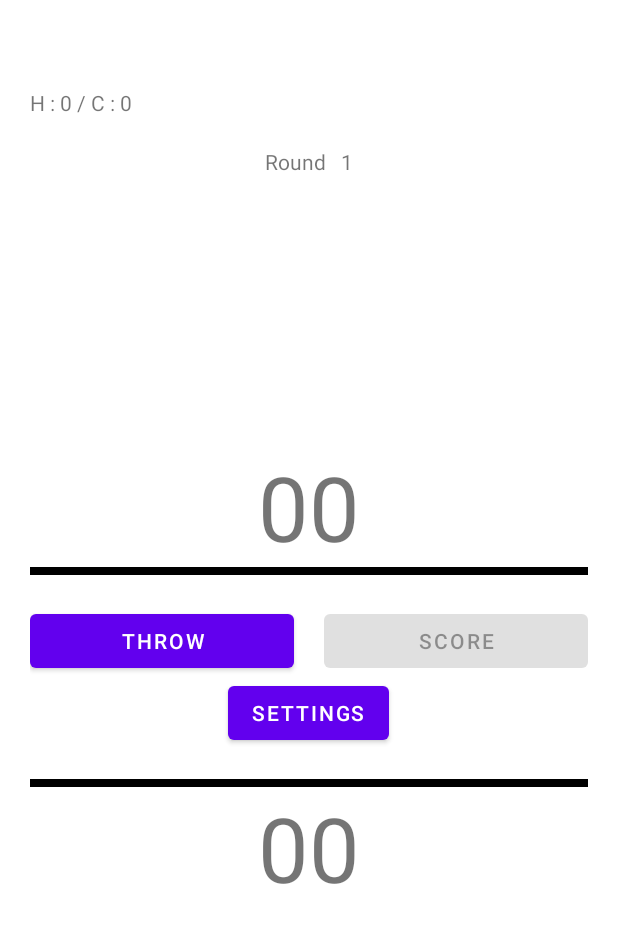
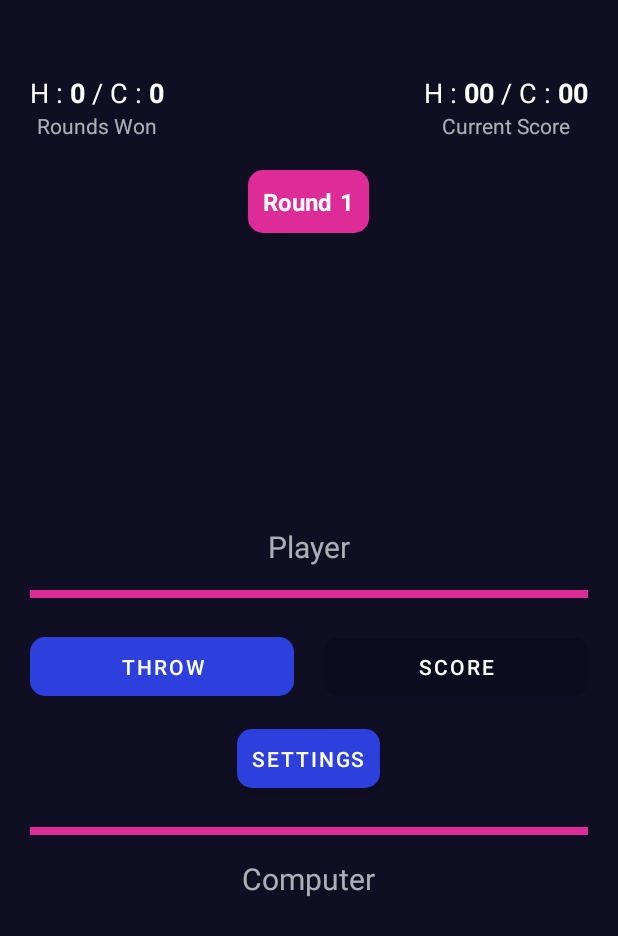
Before and after one commit to dnadawa/DiceDash, an Android app: the GameActivity screen opened directly, with no data from a screen before it, on a phone screen of 412 x 824 dp. Shown: the top 936 px of the screen. Run offline under Robolectric (Android 15) with nearby library versions, the phone set to English and light mode, and no system bars; pictures from the network do not load.

Commit message:
Finish ui on game screen

```diff
--- a/app/src/main/java/com/w1866973/diceroller/GameActivity.kt
+++ b/app/src/main/java/com/w1866973/diceroller/GameActivity.kt
@@ -327,7 +327,7 @@ class GameActivity : AppCompatActivity() {
     private fun changeDieColor(imageView: ImageView) {
         if (imageView.isSelected) {
             imageView.setColorFilter(
-                ContextCompat.getColor(this, R.color.purple_700),
+                ContextCompat.getColor(this, R.color.primary),
                 android.graphics.PorterDuff.Mode.ADD
             )
         } else {
--- /dev/null
+++ b/app/src/main/res/drawable/rounded_secondary.xml
@@ -0,0 +1,5 @@
+<?xml version="1.0" encoding="UTF-8"?>
+<shape xmlns:android="http://schemas.android.com/apk/res/android">
+    <solid android:color="@color/secondary"/>
+    <corners android:radius="10dp"/>
+</shape>
--- a/app/src/main/res/layout/activity_game.xml
+++ b/app/src/main/res/layout/activity_game.xml
@@ -6,177 +6,162 @@
     android:layout_height="match_parent"
     android:gravity="center"
     android:orientation="vertical"
+    android:background="@color/background"
     tools:context=".GameActivity">
+
+    <LinearLayout
+        android:layout_width="match_parent"
+        android:layout_height="wrap_content"
+        android:layout_marginStart="20dp"
+        android:layout_marginEnd="20dp"
+        android:orientation="horizontal">
+
+        <LinearLayout
+            android:layout_width="wrap_content"
+            android:layout_height="wrap_content"
+            android:gravity="center_horizontal"
+            android:orientation="vertical">
+
+            <LinearLayout
+                android:layout_width="wrap_content"
+                android:layout_height="wrap_content"
+                android:orientation="horizontal">
+
+                <TextView
+                    android:id="@+id/textView7"
+                    android:layout_width="wrap_content"
+                    android:layout_height="wrap_content"
+                    android:text="H : "
+                    android:textColor="@color/white"
+                    android:textSize="18sp" />
+
+                <TextView
+                    android:id="@+id/lblHumanWins"
+                    android:layout_width="wrap_content"
+                    android:layout_height="wrap_content"
+                    android:text="00"
+                    android:textColor="@color/white"
+                    android:textSize="18sp"
+                    android:textStyle="bold" />
+
+                <TextView
+                    android:id="@+id/textView5"
+                    android:layout_width="wrap_content"
+                    android:layout_height="wrap_content"
+                    android:text=" / C : "
+                    android:textColor="@color/white"
+                    android:textSize="18sp" />
+
+                <TextView
+                    android:id="@+id/lblComputerWins"
+                    android:layout_width="wrap_content"
+                    android:layout_height="wrap_content"
+                    android:text="00"
+                    android:textColor="@color/white"
+                    android:textSize="18sp"
+                    android:textStyle="bold" />
+            </LinearLayout>
+
+            <TextView
+                android:id="@+id/textView"
+                android:layout_width="wrap_content"
+                android:layout_height="wrap_content"
+                android:textSize="14sp"
+                android:textColor="@color/text_transparent"
+                android:text="Rounds Won" />
+
+        </LinearLayout>
+
+        <View
+            android:layout_width="0dp"
+            android:layout_height="0dp"
+            android:layout_weight="1"
+            />
+
+        <LinearLayout
+            android:layout_width="wrap_content"
+            android:layout_height="wrap_content"
+            android:gravity="center_horizontal"
+            android:orientation="vertical">
+
+            <LinearLayout
+                android:layout_width="wrap_content"
+                android:layout_height="wrap_content"
+                android:orientation="horizontal">
+
+                <TextView
+                    android:id="@+id/textView8"
+                    android:layout_width="wrap_content"
+                    android:layout_height="wrap_content"
+                    android:text="H : "
+                    android:textColor="@color/white"
+                    android:textSize="18sp" />
+
+                <TextView
+                    android:id="@+id/lblHumScore"
+                    android:layout_width="wrap_content"
+                    android:layout_height="wrap_content"
+                    android:text="00"
+                    android:textColor="@color/white"
+                    android:textSize="18sp"
+                    android:textStyle="bold" />
+
+                <TextView
+                    android:id="@+id/textView9"
+                    android:layout_width="wrap_content"
+                    android:layout_height="wrap_content"
+                    android:text=" / C : "
+                    android:textColor="@color/white"
+                    android:textSize="18sp" />
+
+                <TextView
+                    android:id="@+id/lblCompScore"
+                    android:layout_width="wrap_content"
+                    android:layout_height="wrap_content"
+                    android:text="00"
+                    android:textColor="@color/white"
+                    android:textSize="18sp"
+                    android:textStyle="bold" />
+            </LinearLayout>
+
+            <TextView
+                android:id="@+id/textView11"
+                android:layout_width="wrap_content"
+                android:layout_height="wrap_content"
+                android:textSize="14sp"
+                android:textColor="@color/text_transparent"
+                android:text="Current Score" />
+
+        </LinearLayout>
+    </LinearLayout>
+
 
     <LinearLayout
         android:layout_width="wrap_content"
         android:layout_height="wrap_content"
-        android:layout_gravity="start|top"
-        android:layout_marginStart="20dp"
-        android:layout_marginBottom="20dp"
-        android:orientation="horizontal">
-
-        <TextView
-            android:id="@+id/textView7"
-            android:layout_width="wrap_content"
-            android:layout_height="wrap_content"
-            android:text="H : " />
-
-        <TextView
-            android:id="@+id/lblHumanWins"
-            android:layout_width="wrap_content"
-            android:layout_height="wrap_content"
-            android:text="10" />
-
-        <TextView
-            android:id="@+id/textView5"
-            android:layout_width="wrap_content"
-            android:layout_height="wrap_content"
-            android:text=" / C : " />
-
-        <TextView
-            android:id="@+id/lblComputerWins"
-            android:layout_width="wrap_content"
-            android:layout_height="wrap_content"
-            android:text="5" />
-    </LinearLayout>
-
-    <LinearLayout
-        android:layout_width="wrap_content"
-        android:layout_height="wrap_content"
+        android:background="@drawable/rounded_secondary"
+        android:layout_margin="20dp"
+        android:padding="10dp"
         android:orientation="horizontal">
 
         <TextView
             android:layout_width="wrap_content"
             android:layout_height="wrap_content"
-            android:layout_marginBottom="20dp"
-            android:layout_weight="1"
+            android:textColor="@color/white"
+            android:textStyle="bold"
+            android:textSize="16sp"
             android:text="Round" />
 
         <TextView
             android:id="@+id/lblRound"
             android:layout_width="wrap_content"
             android:layout_height="wrap_content"
-            android:layout_marginStart="10dp"
-            android:layout_marginBottom="20dp"
+            android:textColor="@color/white"
+            android:textStyle="bold"
+            android:layout_marginStart="5dp"
+            android:textSize="16sp"
             android:text="1" />
     </LinearLayout>
-
-    <LinearLayout
-        android:layout_width="match_parent"
-        android:layout_height="wrap_content"
-        android:orientation="horizontal">
-
-        <ImageView
-            android:id="@+id/compDie1"
-            android:layout_width="70dp"
-            android:layout_height="70dp"
-            android:layout_weight="1"
-            tools:srcCompat="@drawable/die1" />
-
-        <ImageView
-            android:id="@+id/compDie2"
-            android:layout_width="70dp"
-            android:layout_height="70dp"
-            android:layout_weight="1"
-            tools:srcCompat="@drawable/die1" />
-    </LinearLayout>
-
-    <LinearLayout
-        android:layout_width="match_parent"
-        android:layout_height="wrap_content"
-        android:layout_marginTop="20dp"
-        android:orientation="horizontal">
-
-        <ImageView
-            android:id="@+id/compDie3"
-            android:layout_width="70dp"
-            android:layout_height="70dp"
-            android:layout_weight="1"
-            tools:srcCompat="@drawable/die1" />
-
-        <ImageView
-            android:id="@+id/compDie4"
-            android:layout_width="70dp"
-            android:layout_height="70dp"
-            android:layout_weight="1"
-            tools:srcCompat="@drawable/die1" />
-
-        <ImageView
-            android:id="@+id/compDie5"
-            android:layout_width="70dp"
-            android:layout_height="70dp"
-            android:layout_weight="1"
-            tools:srcCompat="@drawable/die1" />
-    </LinearLayout>
-
-    <TextView
-        android:id="@+id/lblCompScore"
-        android:layout_width="wrap_content"
-        android:layout_height="wrap_content"
-        android:text="00"
-        android:textSize="60sp" />
-
-    <View
-        android:id="@+id/divider"
-        android:layout_width="match_parent"
-        android:layout_height="5dp"
-        android:layout_marginLeft="20dp"
-        android:layout_marginRight="20dp"
-        android:background="?android:attr/listDivider"
-        android:foreground="@color/black" />
-
-    <LinearLayout
-        android:layout_width="match_parent"
-        android:layout_height="wrap_content"
-        android:layout_marginLeft="20dp"
-        android:layout_marginRight="20dp"
-        android:layout_marginTop="20dp"
-        android:orientation="horizontal">
-
-        <Button
-            android:id="@+id/btnThrow"
-            android:layout_width="wrap_content"
-            android:layout_height="wrap_content"
-            android:layout_weight="1"
-            android:onClick="throwDice"
-            android:text="Throw" />
-
-        <Button
-            android:id="@+id/btnScore"
-            android:layout_width="wrap_content"
-            android:layout_height="wrap_content"
-            android:layout_marginLeft="20dp"
-            android:layout_weight="1"
-            android:enabled="false"
-            android:onClick="onScoreButtonPressed"
-            android:text="Score" />
-
-    </LinearLayout>
-
-    <Button
-        android:id="@+id/btnSettings"
-        android:layout_width="wrap_content"
-        android:layout_height="wrap_content"
-        android:layout_marginBottom="20dp"
-        android:text="Settings"
-        android:onClick="showSettingsDialog"/>
-
-    <View
-        android:id="@+id/divider2"
-        android:layout_width="match_parent"
-        android:layout_height="5dp"
-        android:layout_marginLeft="20dp"
-        android:layout_marginRight="20dp"
-        android:background="?android:attr/listDivider"
-        android:foreground="@color/black" />
-
-    <TextView
-        android:id="@+id/lblHumScore"
-        android:layout_width="wrap_content"
-        android:layout_height="wrap_content"
-        android:text="00"
-        android:textSize="60sp" />
 
     <LinearLayout
         android:layout_width="match_parent"
@@ -198,6 +183,13 @@
             android:layout_weight="1"
             android:onClick="toggleSelected"
             tools:srcCompat="@drawable/die1" />
+    </LinearLayout>
+
+    <LinearLayout
+        android:layout_width="match_parent"
+        android:layout_height="wrap_content"
+        android:layout_marginTop="20dp"
+        android:orientation="horizontal">
 
         <ImageView
             android:id="@+id/humDie3"
@@ -206,13 +198,6 @@
             android:layout_weight="1"
             android:onClick="toggleSelected"
             tools:srcCompat="@drawable/die1" />
-    </LinearLayout>
-
-    <LinearLayout
-        android:layout_width="match_parent"
-        android:layout_height="wrap_content"
-        android:layout_marginTop="20dp"
-        android:orientation="horizontal">
 
         <ImageView
             android:id="@+id/humDie4"
@@ -231,4 +216,137 @@
             tools:srcCompat="@drawable/die1" />
     </LinearLayout>
 
+    <TextView
+        android:id="@+id/textView12"
+        android:layout_width="wrap_content"
+        android:layout_height="wrap_content"
+        android:layout_margin="15dp"
+        android:text="Player"
+        android:textColor="@color/text_transparent"
+        android:textSize="20sp" />
+
+    <View
+        android:id="@+id/divider"
+        android:layout_width="match_parent"
+        android:layout_height="5dp"
+        android:layout_marginLeft="20dp"
+        android:layout_marginRight="20dp"
+        android:background="?android:attr/listDivider"
+        android:foreground="@color/secondary" />
+
+    <LinearLayout
+        android:layout_width="match_parent"
+        android:layout_height="wrap_content"
+        android:layout_marginLeft="20dp"
+        android:layout_marginRight="20dp"
+        android:layout_marginTop="20dp"
+        android:orientation="horizontal">
+
+        <Button
+            android:id="@+id/btnThrow"
+            android:layout_width="wrap_content"
+            android:layout_height="wrap_content"
+            android:layout_weight="1"
+            android:onClick="throwDice"
+            android:padding="10dp"
+            android:text="Throw"
+            android:textColor="@color/white"
+            app:cornerRadius="10dp"
+            app:rippleColor="@color/secondary" />
+
+        <Button
+            android:id="@+id/btnScore"
+            android:layout_width="wrap_content"
+            android:layout_height="wrap_content"
+            android:layout_marginStart="20dp"
+            android:layout_weight="1"
+            android:enabled="false"
+            android:onClick="onScoreButtonPressed"
+            android:padding="10dp"
+            android:text="Score"
+            android:textColor="@color/white"
+            app:cornerRadius="10dp"
+            app:rippleColor="@color/secondary" />
+
+    </LinearLayout>
+
+    <Button
+        android:id="@+id/btnSettings"
+        android:layout_width="wrap_content"
+        android:layout_height="wrap_content"
+        android:layout_marginTop="10dp"
+        android:layout_marginBottom="20dp"
+        android:onClick="showSettingsDialog"
+        android:padding="10dp"
+        android:text="Settings"
+        android:textColor="@color/white"
+        app:cornerRadius="10dp"
+        app:rippleColor="@color/secondary" />
+
+    <View
+        android:id="@+id/divider2"
+        android:layout_width="match_parent"
+        android:layout_height="5dp"
+        android:layout_marginLeft="20dp"
+        android:layout_marginRight="20dp"
+        android:background="?android:attr/listDivider"
+        android:foreground="@color/secondary" />
+
+    <TextView
+        android:id="@+id/textView13"
+        android:layout_width="wrap_content"
+        android:layout_height="wrap_content"
+        android:layout_margin="15dp"
+        android:text="Computer"
+        android:textColor="@color/text_transparent"
+        android:textSize="20sp" />
+
+    <LinearLayout
+        android:layout_width="match_parent"
+        android:layout_height="wrap_content"
+        android:orientation="horizontal">
+
+        <ImageView
+            android:id="@+id/compDie1"
+            android:layout_width="70dp"
+            android:layout_height="70dp"
+            android:layout_weight="1"
+            tools:srcCompat="@drawable/die1" />
+
+        <ImageView
+            android:id="@+id/compDie2"
+            android:layout_width="70dp"
+            android:layout_height="70dp"
+            android:layout_weight="1"
+            tools:srcCompat="@drawable/die1" />
+
+        <ImageView
+            android:id="@+id/compDie3"
+            android:layout_width="70dp"
+            android:layout_height="70dp"
+            android:layout_weight="1"
+            tools:srcCompat="@drawable/die1" />
+    </LinearLayout>
+
+    <LinearLayout
+        android:layout_width="match_parent"
+        android:layout_height="wrap_content"
+        android:layout_marginTop="20dp"
+        android:orientation="horizontal">
+
+        <ImageView
+            android:id="@+id/compDie4"
+            android:layout_width="70dp"
+            android:layout_height="70dp"
+            android:layout_weight="1"
+            tools:srcCompat="@drawable/die1" />
+
+        <ImageView
+            android:id="@+id/compDie5"
+            android:layout_width="70dp"
+            android:layout_height="70dp"
+            android:layout_weight="1"
+            tools:srcCompat="@drawable/die1" />
+    </LinearLayout>
+
 </LinearLayout>
--- a/app/src/main/res/values-night/themes.xml
+++ b/app/src/main/res/values-night/themes.xml
@@ -2,7 +2,7 @@
     <!-- Base application theme. -->
     <style name="Theme.DiceRoller" parent="Theme.MaterialComponents.DayNight.NoActionBar">
         <!-- Primary brand color. -->
-        <item name="colorPrimary">@color/purple_200</item>
+        <item name="colorPrimary">@color/primary</item>
         <item name="colorPrimaryVariant">@color/purple_700</item>
         <item name="colorOnPrimary">@color/black</item>
         <!-- Secondary brand color. -->
--- a/app/src/main/res/values/colors.xml
+++ b/app/src/main/res/values/colors.xml
@@ -16,4 +16,5 @@
     <color name="primary">#2D3FDD</color>
     <color name="secondary">#DD2C98</color>
     <color name="dimmed_background">#88000000</color>
+    <color name="text_transparent">#AAFFFFFF</color>
 </resources>
--- a/app/src/main/res/values/themes.xml
+++ b/app/src/main/res/values/themes.xml
@@ -2,11 +2,11 @@
     <!-- Base application theme. -->
     <style name="Theme.DiceRoller" parent="Theme.MaterialComponents.DayNight.NoActionBar">
         <!-- Primary brand color. -->
-        <item name="colorPrimary">@color/purple_500</item>
+        <item name="colorPrimary">@color/primary</item>
         <item name="colorPrimaryVariant">@color/purple_700</item>
         <item name="colorOnPrimary">@color/white</item>
         <!-- Secondary brand color. -->
-        <item name="colorSecondary">@color/teal_200</item>
+        <item name="colorSecondary">@color/secondary</item>
         <item name="colorSecondaryVariant">@color/teal_700</item>
         <item name="colorOnSecondary">@color/black</item>
         <!-- Status bar color. -->
```
